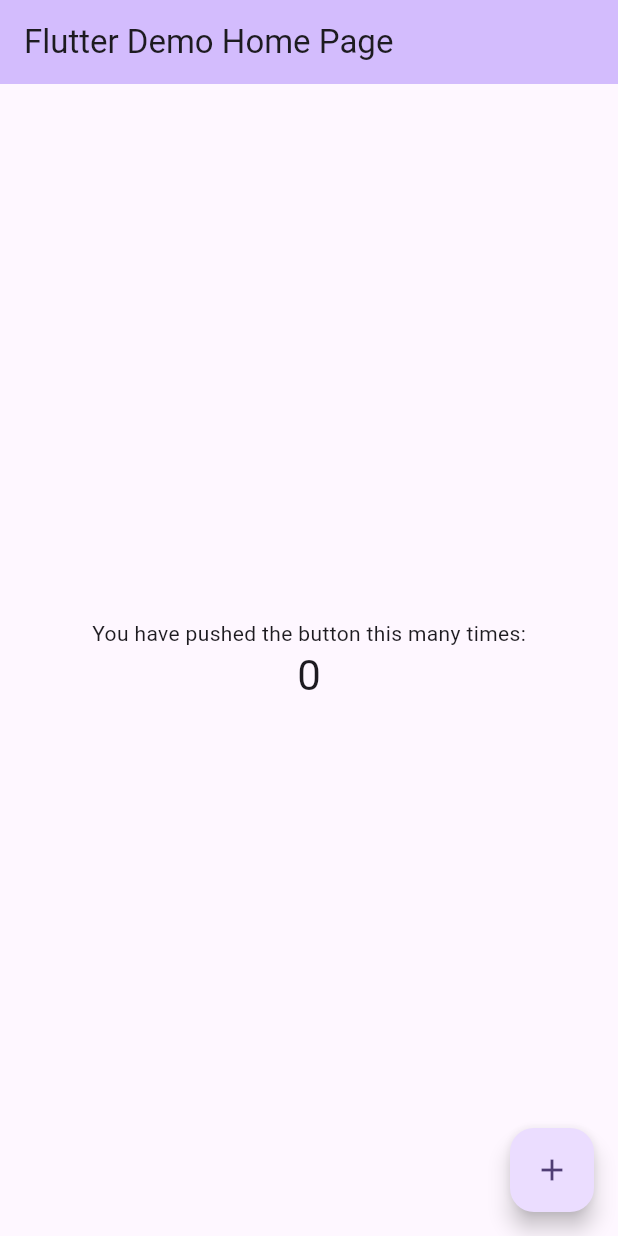
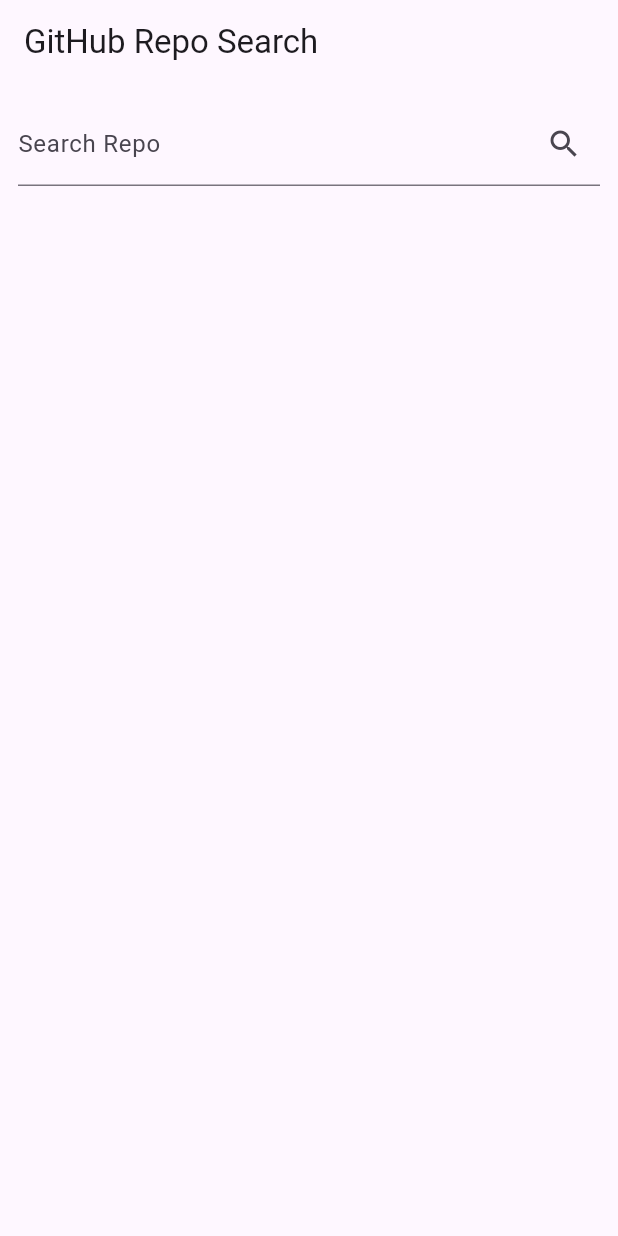
Before and after one commit to rezaulkhan111/flutter_github, a Flutter app: the screen it shows after launch, on a phone screen of 412 x 824 dp. Run offline on Flutter 3.47's test engine with Material 3 defaults, Android fonts, the phone set to English and light mode, and no system bars; our stand-ins replace dio, retrofit; generated files the repository leaves out were written again.

Commit message:
list call app complete

```diff
--- /dev/null
+++ b/lib/data/api/github_api_service.dart
@@ -0,0 +1,16 @@
+import 'dart:collection';
+import 'package:dio/dio.dart';
+import 'package:retrofit/retrofit.dart';
+import '../model/repository_response_dto.dart';
+
+part 'github_api_service.g.dart';
+
+@RestApi(baseUrl: "https://api.github.com/")
+abstract class GitHubApiService {
+  factory GitHubApiService(Dio dio, {String baseUrl}) = _GitHubApiService;
+
+  @GET("search/repositories")
+  Future<RepositoryResponseDTO> searchRepositories(
+    @Queries() Map<String, dynamic> query,
+  );
+}
--- /dev/null
+++ b/lib/data/github_repository.dart
@@ -0,0 +1,18 @@
+import 'dart:collection';
+
+import 'package:dio/dio.dart';
+import 'api/github_api_service.dart';
+import 'model/repository_response_dto.dart';
+
+class GitHubRepository {
+  late GitHubApiService api;
+
+  GitHubRepository() {
+    final dio = Dio();
+  api = GitHubApiService(dio);
+  }
+
+  Future<RepositoryResponseDTO> searchRepo(Map<String, dynamic> query) {
+    return api.searchRepositories(query);
+  }
+}
--- a/lib/main.dart
+++ b/lib/main.dart
@@ -1,7 +1,21 @@
 import 'package:flutter/material.dart';
+import 'package:flutter_github/presentation/github_vm.dart';
+import 'package:flutter_github/presentation/ui/search_screen.dart';
+import 'package:provider/provider.dart';
 
 void main() {
-  runApp(const MyApp());
+  // runApp(const MyApp());
+
+  runApp(
+    MultiProvider(
+      providers: [
+        ChangeNotifierProvider(
+          create: (_) => GithubVM(),
+        ),
+      ],
+      child: const MyApp(),
+    ),
+  );
 }
 
 class MyApp extends StatelessWidget {
@@ -10,57 +24,68 @@ class MyApp extends StatelessWidget {
   @override
   Widget build(BuildContext context) {
     return MaterialApp(
-      title: 'Flutter Demo',
-      theme: ThemeData(
-        colorScheme: .fromSeed(seedColor: Colors.deepPurple),
-      ),
-      home: const MyHomePage(title: 'Flutter Demo Home Page'),
+      home: SearchScreen(),
     );
   }
 }
 
-class MyHomePage extends StatefulWidget {
-  const MyHomePage({super.key, required this.title});
-
-  final String title;
-
-  @override
-  State<MyHomePage> createState() => _MyHomePageState();
-}
-
-class _MyHomePageState extends State<MyHomePage> {
-  int _counter = 0;
-
-  void _incrementCounter() {
-    setState(() {
-      _counter++;
-    });
-  }
-
-  @override
-  Widget build(BuildContext context) {
-   return Scaffold(
-      appBar: AppBar(
-       backgroundColor: Theme.of(context).colorScheme.inversePrimary,
-        title: Text(widget.title),
-      ),
-      body: Center(
-        child: Column(
-          mainAxisAlignment: .center,
-          children: [
-            const Text('You have pushed the button this many times:'),
-            Text(
-              '$_counter',
-              style: Theme.of(context).textTheme.headlineMedium,
-            ),
-          ],
-        ),
-      ),
-      floatingActionButton: FloatingActionButton(
-        onPressed: _incrementCounter,
-        tooltip: 'Increment',
-        child: const Icon(Icons.add),
-      ),
-    );
-  }
-}
+// class MyApp extends StatelessWidget {
+//   const MyApp({super.key});
+//
+//   @override
+//   Widget build(BuildContext context) {
+//     return MaterialApp(
+//       title: 'Flutter Demo',
+//       theme: ThemeData(
+//         colorScheme: .fromSeed(seedColor: Colors.deepPurple),
+//       ),
+//       home: const MyHomePage(title: 'Flutter Demo Home Page'),
+//     );
+//   }
+// }
+//
+// class MyHomePage extends StatefulWidget {
+//   const MyHomePage({super.key, required this.title});
+//
+//   final String title;
+//
+//   @override
+//   State<MyHomePage> createState() => _MyHomePageState();
+// }
+//
+// class _MyHomePageState extends State<MyHomePage> {
+//   int _counter = 0;
+//
+//   void _incrementCounter() {
+//     setState(() {
+//       _counter++;
+//     });
+//   }
+//
+//   @override
+//   Widget build(BuildContext context) {
+//    return Scaffold(
+//       appBar: AppBar(
+//        backgroundColor: Theme.of(context).colorScheme.inversePrimary,
+//         title: Text(widget.title),
+//       ),
+//       body: Center(
+//         child: Column(
+//           mainAxisAlignment: .center,
+//           children: [
+//             const Text('You have pushed the button this many times:'),
+//             Text(
+//               '$_counter',
+//               style: Theme.of(context).textTheme.headlineMedium,
+//             ),
+//           ],
+//         ),
+//       ),
+//       floatingActionButton: FloatingActionButton(
+//         onPressed: _incrementCounter,
+//         tooltip: 'Increment',
+//         child: const Icon(Icons.add),
+//       ),
+//     );
+//   }
+// }
--- /dev/null
+++ b/lib/presentation/github_vm.dart
@@ -0,0 +1,36 @@
+import 'dart:collection';
+
+import 'package:flutter/cupertino.dart';
+import 'package:flutter_github/data/github_repository.dart';
+import 'package:flutter_github/data/model/repository_response_dto.dart';
+
+class GithubVM extends ChangeNotifier {
+  final GitHubRepository repo = GitHubRepository();
+
+  RepositoryResponseDTO? result;
+  bool isLoading = false;
+  String? error;
+
+  Future<void> search(String query) async {
+    try {
+      isLoading = true;
+      error = null;
+      notifyListeners();
+
+      final params = <String, dynamic>{"q": query, "sort": "stars"};
+
+      // final params2 = <String, dynamic>{};
+      // params2["q"] = query;
+      // params2["sort"] = "stars";
+
+      final response = await repo.searchRepo(params);
+
+      result = response;
+    } catch (e) {
+      error = e.toString();
+    } finally {
+      isLoading = false;
+      notifyListeners();
+    }
+  }
+}
--- /dev/null
+++ b/lib/presentation/ui/search_screen.dart
@@ -0,0 +1,53 @@
+import 'package:flutter/material.dart';
+import 'package:flutter_github/presentation/github_vm.dart';
+import 'package:provider/provider.dart';
+
+class SearchScreen extends StatelessWidget {
+  final TextEditingController controller = TextEditingController();
+
+  @override
+  Widget build(BuildContext context) {
+    final viewmodelG = Provider.of<GithubVM>(context);
+
+    return Scaffold(
+      appBar: AppBar(title: Text("GitHub Repo Search")),
+      body: Padding(
+        padding: const EdgeInsets.all(12.0),
+        child: Column(
+          children: [
+            TextField(
+              controller: controller,
+              decoration: InputDecoration(
+                labelText: "Search Repo",
+                suffixIcon: IconButton(
+                  icon: Icon(Icons.search),
+                  onPressed: () {
+                    viewmodelG.search(controller.text);
+                  },
+                ),
+              ),
+            ),
+            const SizedBox(height: 20),
+
+            if (viewmodelG.isLoading) CircularProgressIndicator(),
+            if (viewmodelG.error != null)
+              Text(viewmodelG.error!, style: TextStyle(color: Colors.red)),
+            if (viewmodelG.result != null)
+              Expanded(
+                child: ListView.builder(
+                  itemCount: viewmodelG.result!.items!.length,
+                  itemBuilder: (context, index) {
+                    final repo = viewmodelG.result!.items![index];
+                    return ListTile(
+                      title: Text(repo.fullName ?? ""),
+                      subtitle: Text(repo.description ?? "No description"),
+                    );
+                  },
+                ),
+              ),
+          ],
+        ),
+      ),
+    );
+  }
+}
--- a/pubspec.yaml
+++ b/pubspec.yaml
@@ -13,6 +13,7 @@ dependencies:
   retrofit: ^4.0.1
   json_annotation: ^4.8.0
   cupertino_icons: ^1.0.8
+  provider: ^6.0.6
 
 dev_dependencies:
   flutter_test:
@@ -21,6 +22,7 @@ dev_dependencies:
   retrofit_generator: ^7.0.7
   build_runner: ^2.4.6
   json_serializable: ^6.7.0
+  analyzer: ^6.4.1
 
 flutter:
   uses-material-design: true
```
Also changed, not shown: lib/data/api_service.dart (deleted, +0 -9 lines), lib/data/api/github_api_service.g.dart (added), lib/data/model.dart (deleted), lib/presentation/GithubVM.dart (deleted), pubspec.lock.
